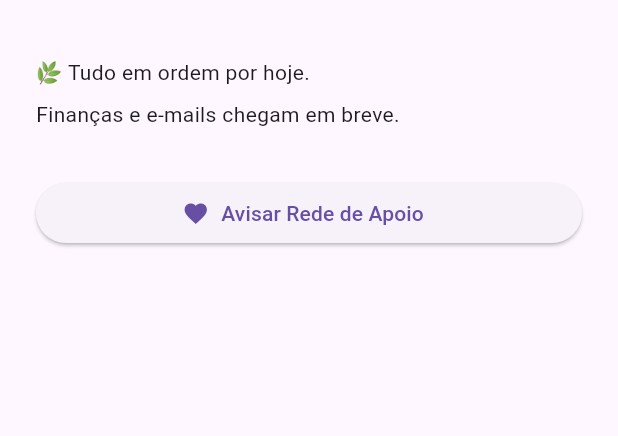
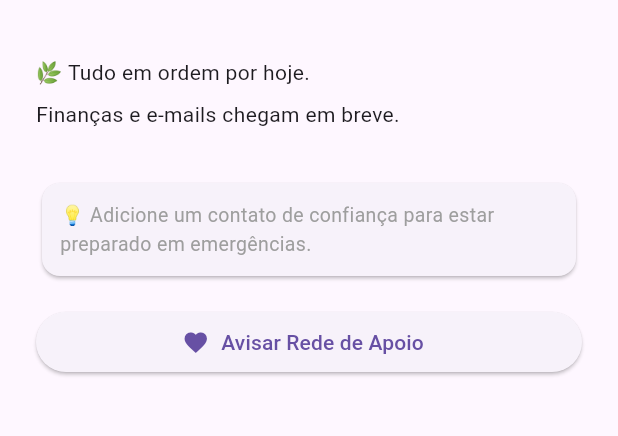
Before and after one commit to EdnezerRezende/sincro, a Flutter app: the HomeScreen screen opened by its route, on a phone screen of 412 x 824 dp, the part 63-499 px from its top. Run offline on Flutter 3.47's test engine with Material 3 defaults, Android fonts, the light colour scheme and no system bars; our stand-ins replace dio, firebase_auth, firebase_core, flutter_riverpod; accounts and stored records are empty; network calls fail.

Commit message:
fix: add error handling and persistent zero-contacts warning to emergency flow

```diff
--- a/mobile/lib/features/home/emergency_button.dart
+++ b/mobile/lib/features/home/emergency_button.dart
@@ -8,6 +8,7 @@
   const EmergencyButton({super.key});
 
   Future<void> _handlePress(BuildContext context, WidgetRef ref) async {
+    try {
       final contacts = await ref.read(trustedContactsRepositoryProvider).list();
       if (contacts.isEmpty) {
         if (context.mounted) {
@@ -37,6 +38,13 @@
       if (confirmed == true) {
         await launchUrl(Uri.parse(message.waUrl), mode: LaunchMode.externalApplication);
       }
+    } catch (e) {
+      if (context.mounted) {
+        ScaffoldMessenger.of(context).showSnackBar(
+          SnackBar(content: Text('Erro ao preparar mensagem: ${e.toString()}')),
+        );
+      }
+    }
   }
 
   @override
--- a/mobile/lib/features/home/home_screen.dart
+++ b/mobile/lib/features/home/home_screen.dart
@@ -1,23 +1,81 @@
 import 'package:flutter/material.dart';
+import 'package:flutter_riverpod/flutter_riverpod.dart';
+import '../trusted_contacts/trusted_contacts_providers.dart';
 import 'emergency_button.dart';
 
-class HomeScreen extends StatelessWidget {
+class HomeScreen extends ConsumerWidget {
   const HomeScreen({super.key});
 
   @override
-  Widget build(BuildContext context) {
+  Widget build(BuildContext context, WidgetRef ref) {
+    final contactsAsync = ref.watch(trustedContactsListProvider);
+
     return Scaffold(
       appBar: AppBar(title: const Text('Sincro')),
       body: Padding(
         padding: const EdgeInsets.all(24),
         child: Column(
           crossAxisAlignment: CrossAxisAlignment.stretch,
-          children: const [
-            Text('🌿 Tudo em ordem por hoje.'),
-            SizedBox(height: 8),
-            Text('Finanças e e-mails chegam em breve.'),
-            SizedBox(height: 32),
-            EmergencyButton(),
+          children: [
+            const Text('🌿 Tudo em ordem por hoje.'),
+            const SizedBox(height: 8),
+            const Text('Finanças e e-mails chegam em breve.'),
+            const SizedBox(height: 32),
+            contactsAsync.when(
+              data: (contacts) {
+                if (contacts.isEmpty) {
+                  return Column(
+                    crossAxisAlignment: CrossAxisAlignment.stretch,
+                    children: const [
+                      Card(
+                        child: Padding(
+                          padding: EdgeInsets.all(12),
+                          child: Text(
+                            '💡 Adicione um contato de confiança para estar preparado em emergências.',
+                            style: TextStyle(fontSize: 13, color: Colors.grey),
+                          ),
+                        ),
+                      ),
+                      SizedBox(height: 16),
+                      EmergencyButton(),
+                    ],
+                  );
+                }
+                return const EmergencyButton();
+              },
+              loading: () => const Column(
+                crossAxisAlignment: CrossAxisAlignment.stretch,
+                children: [
+                  Card(
+                    child: Padding(
+                      padding: EdgeInsets.all(12),
+                      child: Text(
+                        '💡 Adicione um contato de confiança para estar preparado em emergências.',
+                        style: TextStyle(fontSize: 13, color: Colors.grey),
+                      ),
+                    ),
+                  ),
+                  SizedBox(height: 16),
+                  EmergencyButton(),
+                ],
+              ),
+              error: (_, __) => const Column(
+                crossAxisAlignment: CrossAxisAlignment.stretch,
+                children: [
+                  Card(
+                    child: Padding(
+                      padding: EdgeInsets.all(12),
+                      child: Text(
+                        '💡 Adicione um contato de confiança para estar preparado em emergências.',
+                        style: TextStyle(fontSize: 13, color: Colors.grey),
+                      ),
+                    ),
+                  ),
+                  SizedBox(height: 16),
+                  EmergencyButton(),
+                ],
+              ),
+            ),
           ],
         ),
       ),
```
Lines whose indentation alone changed are shown as unchanged.
